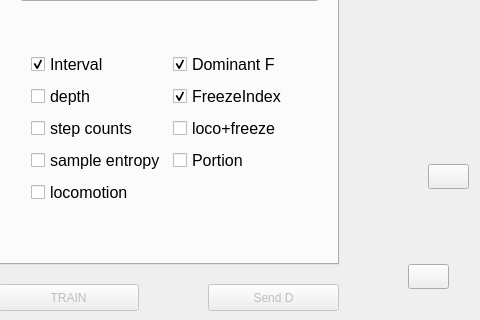
wei2374/FoG_detect, file GUI/mainwindow.ui: the form before one commit; both pictures show x 572 to 1052 and y 203 to 523 of the 1208 by 659 pixel window.
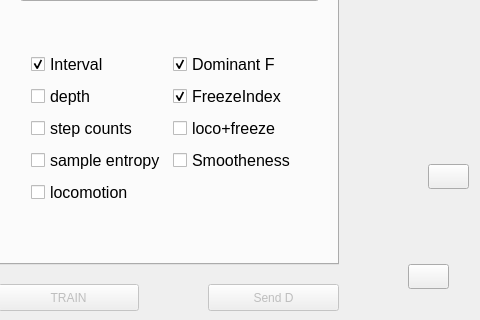
The form after the commit. The open tabs and pages were chosen to show the change. Icons and pictures are not drawn. Custom widgets are drawn as their Qt base class.

```diff
--- a/GUI/mainwindow.ui
+++ b/GUI/mainwindow.ui
@@ -178,7 +178,7 @@
           </font>
          </property>
          <property name="text">
-          <string>Portion</string>
+          <string>Smootheness</string>
          </property>
         </widget>
        </item>
```
Left out of the diff: 4 changed lines with no effect on the pictures.
